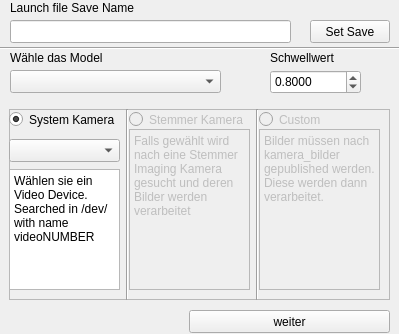
Old version of the form QtGui/Launchwindow.ui in the repository JonasMayerDev/Realtime_Detect.
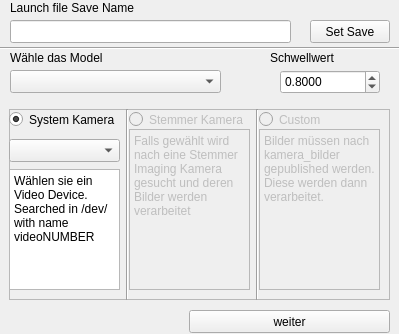
New version of the form.

Diff of the .ui file:
```diff
--- a/QtGui/Launchwindow.ui
+++ b/QtGui/Launchwindow.ui
@@ -78,7 +78,7 @@
      <rect>
       <x>10</x>
       <y>50</y>
-      <width>111</width>
+      <width>150</width>
       <height>16</height>
      </rect>
     </property>
@@ -89,9 +89,9 @@
    <widget class="QDoubleSpinBox" name="doubleSpinBoxSchwelle">
     <property name="geometry">
      <rect>
-      <x>270</x>
+      <x>280</x>
       <y>70</y>
-      <width>91</width>
+      <width>100</width>
       <height>24</height>
      </rect>
     </property>
```
